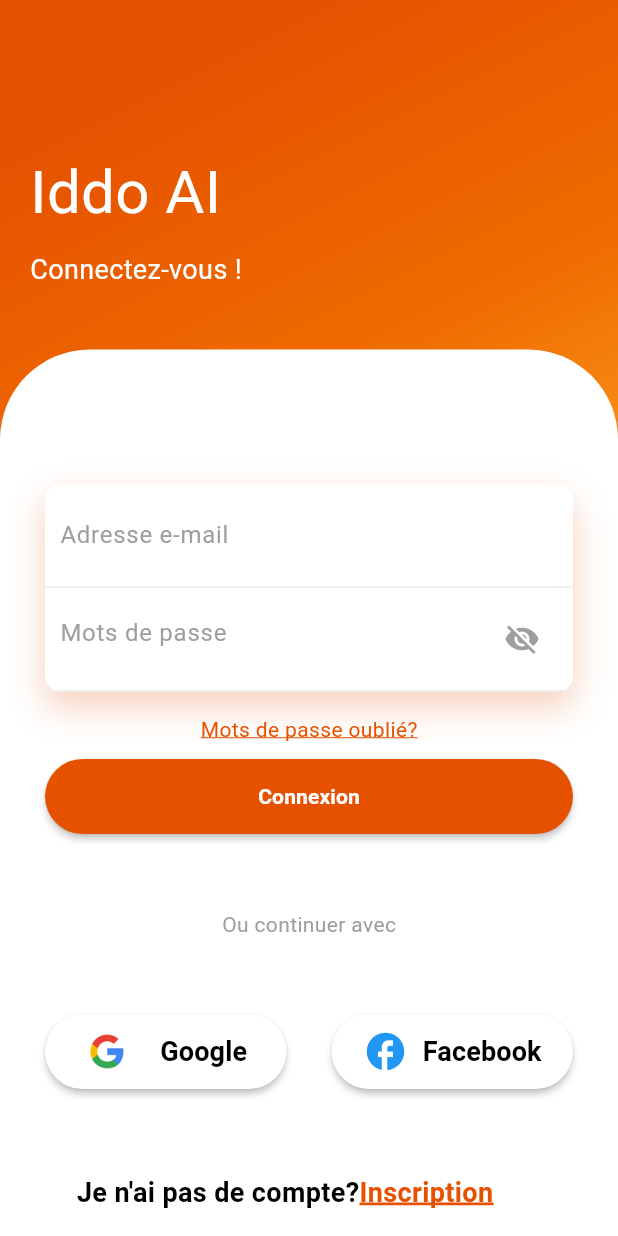
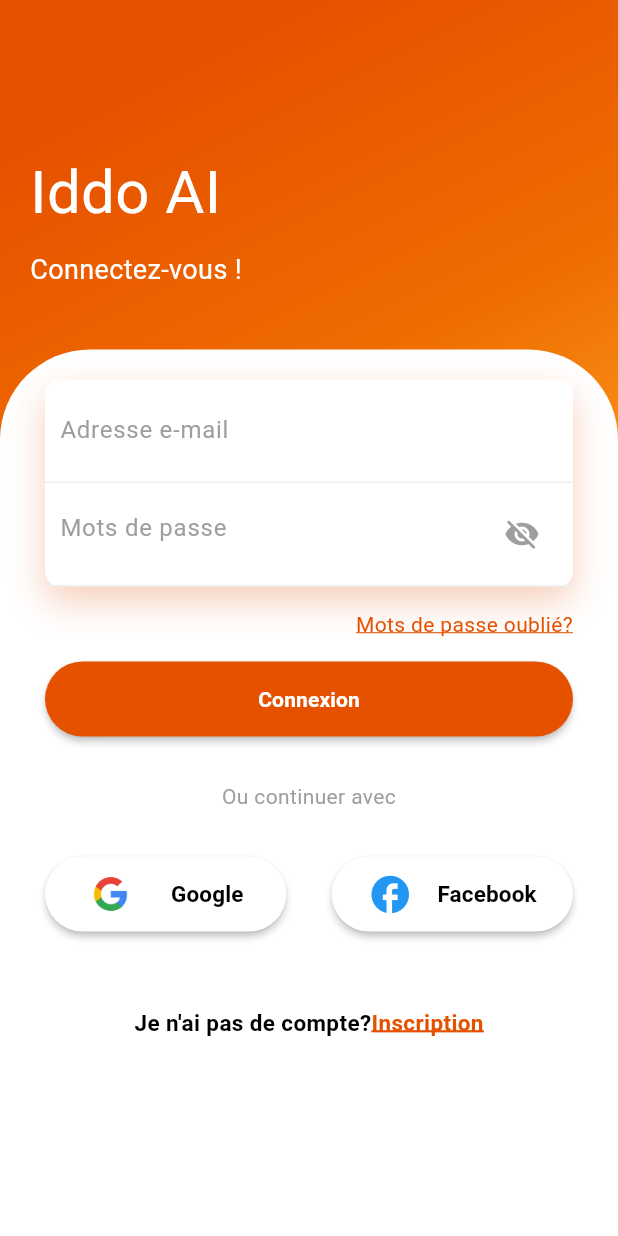
Before and after one commit to iddotahotantcha/iddo_ai, a Flutter app: the screen it shows after launch, on a phone screen of 412 x 824 dp. Run offline on Flutter 3.47's test engine with Material 3 defaults, Android fonts, the phone set to English and light mode, and no system bars; our stand-ins replace animate_do.

Commit message:
Modification de la structure de la page de login

```diff
--- a/lib/login/login_screen.dart
+++ b/lib/login/login_screen.dart
@@ -64,13 +64,17 @@ class _LoginScreenState extends State<LoginScreen> {
                       topRight: Radius.circular(60.0)),
                 ),
                 child: Padding(
-                  padding: EdgeInsets.all(30.0),
-                  child: ListView(
+                  padding: EdgeInsets.only(
+                    left: 30.0,
+                    right: 30.0,
+                    bottom: 30.0,
+                    top: 20.0,
+                  ),
+                  child: Column(
                     children: [
                       Expanded(
-                        child: Column(
+                        child: ListView(
                           children: <Widget>[
-                            SizedBox(height: 60.0),
                             FadeInUp(
                                 duration: Duration(milliseconds: 1400),
                                 child: Container(
@@ -142,6 +146,7 @@ class _LoginScreenState extends State<LoginScreen> {
                                   onTap: () {},
                                   child: Text(
                                     "Mots de passe oublié?",
+                                    textAlign: TextAlign.right,
                                     style: TextStyle(
                                       color: gradient1,
                                       decoration: TextDecoration.underline,
@@ -149,7 +154,7 @@ class _LoginScreenState extends State<LoginScreen> {
                                     ),
                                   ),
                                 )),
-                            SizedBox(height: 10.0),
+                            SizedBox(height: 15.0),
                             FadeInUp(
                                 duration: Duration(milliseconds: 1600),
                                 child: MaterialButton(
@@ -157,7 +162,7 @@ class _LoginScreenState extends State<LoginScreen> {
                                     Navigator.pushReplacement(
                                       context,
                                       MaterialPageRoute(
-                                        builder: (context) => ChatScreen()),
+                                          builder: (context) => ChatScreen()),
                                     );
                                   },
                                   height: 50.0,
@@ -177,14 +182,17 @@ class _LoginScreenState extends State<LoginScreen> {
                                     ),
                                   ),
                                 )),
-                            SizedBox(height: 50.0),
+                            SizedBox(height: 30.0),
                             FadeInUp(
                                 duration: Duration(milliseconds: 1700),
                                 child: Text(
                                   "Ou continuer avec",
-                                  style: TextStyle(color: Colors.grey),
+                                  textAlign: TextAlign.center,
+                                  style: TextStyle(
+                                    color: Colors.grey,
+                                  ),
                                 )),
-                            SizedBox(height: 50.0),
+                            SizedBox(height: 30.0),
                             Row(
                               children: <Widget>[
                                 Expanded(
@@ -212,7 +220,7 @@ class _LoginScreenState extends State<LoginScreen> {
                                                   style: TextStyle(
                                                     color: Colors.black,
                                                     fontWeight: FontWeight.bold,
-                                                    fontSize: 18.0,
+                                                    fontSize: 15.0,
                                                   )),
                                             ],
                                           ),
@@ -246,12 +254,53 @@ class _LoginScreenState extends State<LoginScreen> {
                                                 style: TextStyle(
                                                   color: Colors.black,
                                                   fontWeight: FontWeight.bold,
-                                                  fontSize: 18.0,
+                                                  fontSize: 15.0,
                                                 ),
                                               ),
                                             ],
                                           ),
                                         ),
+                                      )),
+                                ),
+                              ],
+                            ),
+                            SizedBox(height: 50.0),
+                            Row(
+                              children: <Widget>[
+                                Expanded(
+                                  child: FadeInUp(
+                                      duration: Duration(milliseconds: 1800),
+                                      child: Row(
+                                        mainAxisAlignment:
+                                            MainAxisAlignment.center,
+                                        children: [
+                                          Text("Je n'ai pas de compte?",
+                                              style: TextStyle(
+                                                color: Colors.black,
+                                                fontWeight: FontWeight.bold,
+                                                fontSize: 15.0,
+                                              )),
+                                          InkWell(
+                                            onTap: () {
+                                              Navigator.pushReplacement(
+                                                context,
+                                                MaterialPageRoute(
+                                                    builder: (context) =>
+                                                        RegisterScreen()),
+                                              );
+                                            },
+                                            child: Text("Inscription",
+                                                style: TextStyle(
+                                                  color: gradient1,
+                                                  fontWeight: FontWeight.bold,
+                                                  fontSize: 15.0,
+                                                  decoration:
+                                                      TextDecoration.underline,
+                                                  decorationColor: gradient1,
+                                                  decorationThickness: 2.0,
+                                                )),
+                                          ),
+                                        ],
                                       )),
                                 ),
                               ],
@@ -267,43 +316,6 @@ class _LoginScreenState extends State<LoginScreen> {
           ],
         ),
       ),
-      floatingActionButton: Row(
-        children: <Widget>[
-          Expanded(
-            child: FadeInUp(
-                duration: Duration(milliseconds: 1800),
-                child: Row(
-                  mainAxisAlignment: MainAxisAlignment.center,
-                  children: [
-                    Text("Je n'ai pas de compte?",
-                        style: TextStyle(
-                          color: Colors.black,
-                          fontWeight: FontWeight.bold,
-                          fontSize: 18.0,
-                        )),
-                    InkWell(
-                      onTap: () {
-                        Navigator.pushReplacement(
-                          context,
-                          MaterialPageRoute(
-                              builder: (context) => RegisterScreen()),
-                        );
-                      },
-                      child: Text("Inscription",
-                          style: TextStyle(
-                            color: gradient1,
-                            fontWeight: FontWeight.bold,
-                            fontSize: 18.0,
-                            decoration: TextDecoration.underline,
-                            decorationColor: gradient1,
-                            decorationThickness: 2.0,
-                          )),
-                    ),
-                  ],
-                )),
-          ),
-        ],
-      ),
     );
   }
 }
```
